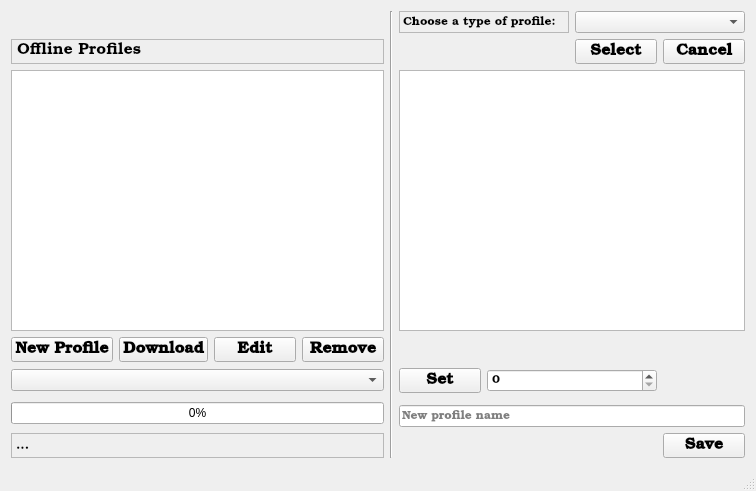
Above: mainwindow.ui from barbosaMatheus/USR_Coffee_Profiles before the change. Below: the same form after it.
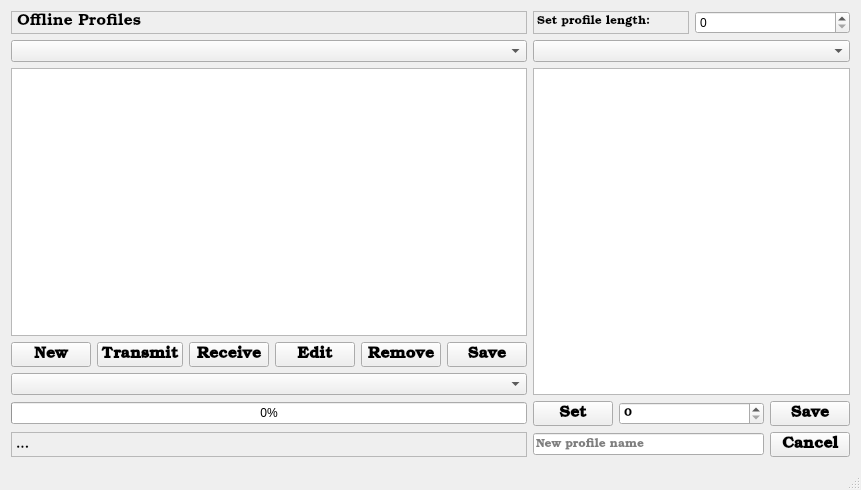
That is the form after the change.

Commit message: Added 3 different directories so customers can store profiles for multiple roaster sizes and keep them separate. Also made is backwards compatible so it will not crash with an older profiles.json format.

Patch:
```diff
--- a/mainwindow.ui
+++ b/mainwindow.ui
@@ -6,8 +6,8 @@
    <rect>
     <x>0</x>
     <y>0</y>
-    <width>756</width>
-    <height>491</height>
+    <width>861</width>
+    <height>490</height>
    </rect>
   </property>
   <property name="windowTitle">
@@ -15,187 +15,7 @@
   </property>
   <widget class="QWidget" name="centralWidget">
    <layout class="QGridLayout" name="gridLayout">
-    <item row="4" column="6" colspan="2">
-     <widget class="QSpinBox" name="value_box">
-      <property name="font">
-       <font>
-        <family>Bookman Old Style</family>
-       </font>
-      </property>
-      <property name="maximum">
-       <number>1000</number>
-      </property>
-     </widget>
-    </item>
-    <item row="5" column="0" rowspan="2" colspan="4">
-     <widget class="QProgressBar" name="progress_bar">
-      <property name="value">
-       <number>0</number>
-      </property>
-     </widget>
-    </item>
-    <item row="0" column="5" colspan="2">
-     <widget class="QLabel" name="choose_label">
-      <property name="font">
-       <font>
-        <family>Bookman Old Style</family>
-       </font>
-      </property>
-      <property name="frameShape">
-       <enum>QFrame::StyledPanel</enum>
-      </property>
-      <property name="frameShadow">
-       <enum>QFrame::Raised</enum>
-      </property>
-      <property name="lineWidth">
-       <number>5</number>
-      </property>
-      <property name="text">
-       <string>&lt;html&gt;&lt;head/&gt;&lt;body&gt;&lt;p&gt;&lt;span style=&quot; font-size:11pt;&quot;&gt;Choose a type of profile:&lt;/span&gt;&lt;/p&gt;&lt;/body&gt;&lt;/html&gt;</string>
-      </property>
-     </widget>
-    </item>
-    <item row="6" column="5" colspan="4">
-     <widget class="QLineEdit" name="name_edit">
-      <property name="font">
-       <font>
-        <family>Bookman Old Style</family>
-       </font>
-      </property>
-      <property name="placeholderText">
-       <string>New profile name</string>
-      </property>
-     </widget>
-    </item>
-    <item row="7" column="0" colspan="4">
-     <widget class="QLabel" name="status_label">
-      <property name="font">
-       <font>
-        <family>Bookman Old Style</family>
-        <pointsize>10</pointsize>
-       </font>
-      </property>
-      <property name="frameShape">
-       <enum>QFrame::StyledPanel</enum>
-      </property>
-      <property name="frameShadow">
-       <enum>QFrame::Raised</enum>
-      </property>
-      <property name="lineWidth">
-       <number>5</number>
-      </property>
-      <property name="text">
-       <string>...</string>
-      </property>
-     </widget>
-    </item>
-    <item row="7" column="8">
-     <widget class="QPushButton" name="save_button">
-      <property name="font">
-       <font>
-        <family>Bookman Old Style</family>
-        <pointsize>12</pointsize>
-        <weight>75</weight>
-        <bold>true</bold>
-       </font>
-      </property>
-      <property name="text">
-       <string>Save</string>
-      </property>
-     </widget>
-    </item>
-    <item row="3" column="1">
-     <widget class="QPushButton" name="download_button">
-      <property name="font">
-       <font>
-        <family>Bookman Old Style</family>
-        <pointsize>12</pointsize>
-        <weight>75</weight>
-        <bold>true</bold>
-       </font>
-      </property>
-      <property name="text">
-       <string>Download</string>
-      </property>
-     </widget>
-    </item>
-    <item row="0" column="7" colspan="2">
-     <widget class="QComboBox" name="time_box">
-      <property name="font">
-       <font>
-        <family>Bookman Old Style</family>
-       </font>
-      </property>
-     </widget>
-    </item>
-    <item row="0" column="4" rowspan="8">
-     <widget class="Line" name="line">
-      <property name="orientation">
-       <enum>Qt::Vertical</enum>
-      </property>
-     </widget>
-    </item>
-    <item row="3" column="2">
-     <widget class="QPushButton" name="edit_button">
-      <property name="font">
-       <font>
-        <family>Bookman Old Style</family>
-        <pointsize>12</pointsize>
-        <weight>75</weight>
-        <bold>true</bold>
-       </font>
-      </property>
-      <property name="text">
-       <string>Edit</string>
-      </property>
-     </widget>
-    </item>
-    <item row="1" column="7">
-     <widget class="QPushButton" name="select_button">
-      <property name="font">
-       <font>
-        <family>Bookman Old Style</family>
-        <pointsize>12</pointsize>
-        <weight>75</weight>
-        <bold>true</bold>
-       </font>
-      </property>
-      <property name="text">
-       <string>Select</string>
-      </property>
-     </widget>
-    </item>
-    <item row="1" column="8">
-     <widget class="QPushButton" name="cancel_button">
-      <property name="font">
-       <font>
-        <family>Bookman Old Style</family>
-        <pointsize>12</pointsize>
-        <weight>75</weight>
-        <bold>true</bold>
-       </font>
-      </property>
-      <property name="text">
-       <string>Cancel</string>
-      </property>
-     </widget>
-    </item>
-    <item row="3" column="0">
-     <widget class="QPushButton" name="new_button">
-      <property name="font">
-       <font>
-        <family>Bookman Old Style</family>
-        <pointsize>12</pointsize>
-        <weight>75</weight>
-        <bold>true</bold>
-       </font>
-      </property>
-      <property name="text">
-       <string>New Profile</string>
-      </property>
-     </widget>
-    </item>
-    <item row="1" column="0" colspan="4">
+    <item row="0" column="0" colspan="6">
      <widget class="QLabel" name="label">
       <property name="font">
        <font>
@@ -217,7 +37,41 @@
       </property>
      </widget>
     </item>
-    <item row="2" column="0" colspan="4">
+    <item row="0" column="6" colspan="2">
+     <widget class="QLabel" name="choose_label">
+      <property name="font">
+       <font>
+        <family>Bookman Old Style</family>
+       </font>
+      </property>
+      <property name="frameShape">
+       <enum>QFrame::StyledPanel</enum>
+      </property>
+      <property name="frameShadow">
+       <enum>QFrame::Raised</enum>
+      </property>
+      <property name="lineWidth">
+       <number>5</number>
+      </property>
+      <property name="text">
+       <string>&lt;html&gt;&lt;head/&gt;&lt;body&gt;&lt;p&gt;Set profile length:&lt;/p&gt;&lt;/body&gt;&lt;/html&gt;</string>
+      </property>
+     </widget>
+    </item>
+    <item row="0" column="8" colspan="2">
+     <widget class="QSpinBox" name="minutes_box">
+      <property name="maximum">
+       <number>20</number>
+      </property>
+     </widget>
+    </item>
+    <item row="1" column="0" colspan="6">
+     <widget class="QComboBox" name="roaster_list"/>
+    </item>
+    <item row="1" column="6" colspan="4">
+     <widget class="QComboBox" name="roaster_selector"/>
+    </item>
+    <item row="2" column="0" colspan="6">
      <widget class="QListView" name="pro_list">
       <property name="font">
        <font>
@@ -230,7 +84,7 @@
       </property>
      </widget>
     </item>
-    <item row="2" column="5" colspan="4">
+    <item row="2" column="6" rowspan="3" colspan="4">
      <widget class="QTableView" name="pro_table">
       <property name="font">
        <font>
@@ -240,17 +94,23 @@
       </property>
      </widget>
     </item>
-    <item row="4" column="0" colspan="4">
-     <widget class="QComboBox" name="roaster_box">
+    <item row="3" column="0">
+     <widget class="QPushButton" name="new_button">
       <property name="font">
        <font>
         <family>Bookman Old Style</family>
+        <pointsize>12</pointsize>
+        <weight>75</weight>
+        <bold>true</bold>
        </font>
       </property>
+      <property name="text">
+       <string>New</string>
+      </property>
      </widget>
     </item>
-    <item row="4" column="5">
-     <widget class="QPushButton" name="set_button">
+    <item row="3" column="1">
+     <widget class="QPushButton" name="download_button">
       <property name="font">
        <font>
         <family>Bookman Old Style</family>
@@ -260,11 +120,41 @@
        </font>
       </property>
       <property name="text">
-       <string>Set</string>
+       <string>Transmit</string>
+      </property>
+     </widget>
+    </item>
+    <item row="3" column="2">
+     <widget class="QPushButton" name="upload_button">
+      <property name="font">
+       <font>
+        <family>Bookman Old Style</family>
+        <pointsize>12</pointsize>
+        <weight>75</weight>
+        <bold>true</bold>
+       </font>
+      </property>
+      <property name="text">
+       <string>Receive</string>
       </property>
      </widget>
     </item>
     <item row="3" column="3">
+     <widget class="QPushButton" name="edit_button">
+      <property name="font">
+       <font>
+        <family>Bookman Old Style</family>
+        <pointsize>12</pointsize>
+        <weight>75</weight>
+        <bold>true</bold>
+       </font>
+      </property>
+      <property name="text">
+       <string>Edit</string>
+      </property>
+     </widget>
+    </item>
+    <item row="3" column="4">
      <widget class="QPushButton" name="remove_button">
       <property name="font">
        <font>
@@ -279,6 +169,128 @@
       </property>
      </widget>
     </item>
+    <item row="3" column="5">
+     <widget class="QPushButton" name="main_save_button">
+      <property name="font">
+       <font>
+        <family>Bookman Old Style</family>
+        <pointsize>12</pointsize>
+        <weight>75</weight>
+        <bold>true</bold>
+       </font>
+      </property>
+      <property name="text">
+       <string>Save</string>
+      </property>
+     </widget>
+    </item>
+    <item row="4" column="0" colspan="6">
+     <widget class="QComboBox" name="roaster_box">
+      <property name="font">
+       <font>
+        <family>Bookman Old Style</family>
+       </font>
+      </property>
+     </widget>
+    </item>
+    <item row="5" column="0" colspan="6">
+     <widget class="QProgressBar" name="progress_bar">
+      <property name="value">
+       <number>0</number>
+      </property>
+     </widget>
+    </item>
+    <item row="5" column="6">
+     <widget class="QPushButton" name="set_button">
+      <property name="font">
+       <font>
+        <family>Bookman Old Style</family>
+        <pointsize>12</pointsize>
+        <weight>75</weight>
+        <bold>true</bold>
+       </font>
+      </property>
+      <property name="text">
+       <string>Set</string>
+      </property>
+     </widget>
+    </item>
+    <item row="5" column="7" colspan="2">
+     <widget class="QSpinBox" name="value_box">
+      <property name="font">
+       <font>
+        <family>Bookman Old Style</family>
+       </font>
+      </property>
+      <property name="maximum">
+       <number>1000</number>
+      </property>
+     </widget>
+    </item>
+    <item row="5" column="9">
+     <widget class="QPushButton" name="save_button">
+      <property name="font">
+       <font>
+        <family>Bookman Old Style</family>
+        <pointsize>12</pointsize>
+        <weight>75</weight>
+        <bold>true</bold>
+       </font>
+      </property>
+      <property name="text">
+       <string>Save</string>
+      </property>
+     </widget>
+    </item>
+    <item row="6" column="0" colspan="6">
+     <widget class="QLabel" name="status_label">
+      <property name="font">
+       <font>
+        <family>Bookman Old Style</family>
+        <pointsize>10</pointsize>
+       </font>
+      </property>
+      <property name="frameShape">
+       <enum>QFrame::StyledPanel</enum>
+      </property>
+      <property name="frameShadow">
+       <enum>QFrame::Raised</enum>
+      </property>
+      <property name="lineWidth">
+       <number>5</number>
+      </property>
+      <property name="text">
+       <string>...</string>
+      </property>
+     </widget>
+    </item>
+    <item row="6" column="6" colspan="3">
+     <widget class="QLineEdit" name="name_edit">
+      <property name="font">
+       <font>
+        <family>Bookman Old Style</family>
+       </font>
+      </property>
+      <property name="placeholderText">
+       <string>New profile name</string>
+      </property>
+     </widget>
+    </item>
+    <item row="6" column="9">
+     <widget class="QPushButton" name="cancel_button">
+      <property name="font">
+       <font>
+        <family>Bookman Old Style</family>
+        <pointsize>12</pointsize>
+        <weight>75</weight>
+        <bold>true</bold>
+       </font>
+      </property>
+      <property name="text">
+       <string>Cancel</string>
+      </property>
+     </widget>
+    </item>
    </layout>
   </widget>
   <widget class="QStatusBar" name="statusBar"/>
@@ -287,7 +299,7 @@
     <rect>
      <x>0</x>
      <y>0</y>
-     <width>756</width>
+     <width>861</width>
      <height>21</height>
     </rect>
    </property>
```
The commit also changes 41 other files.
